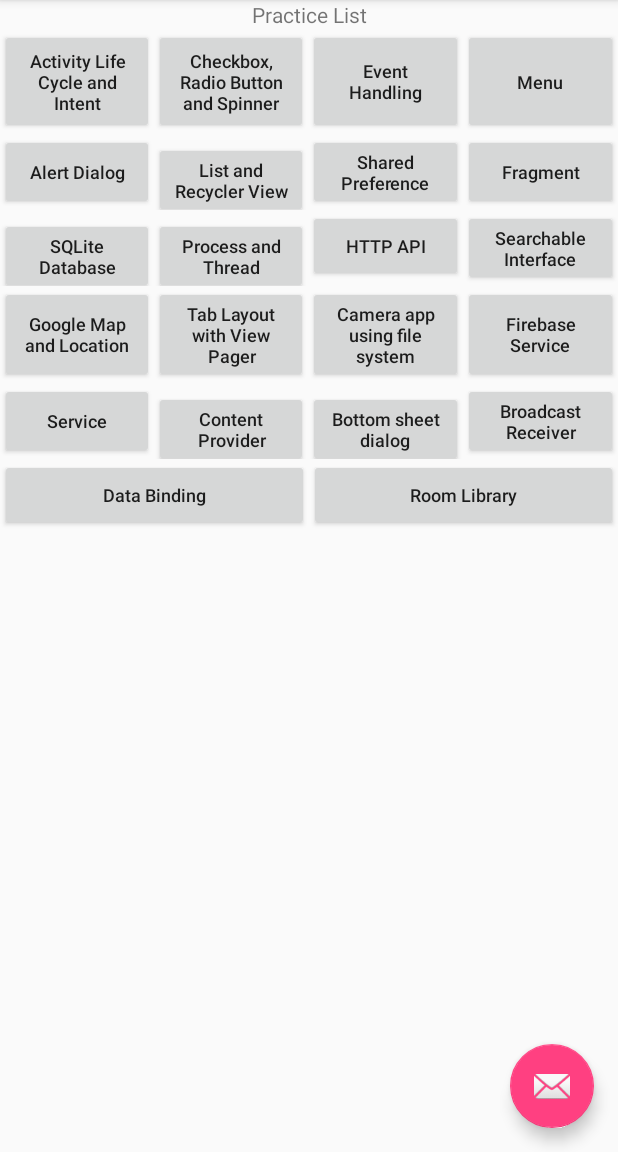
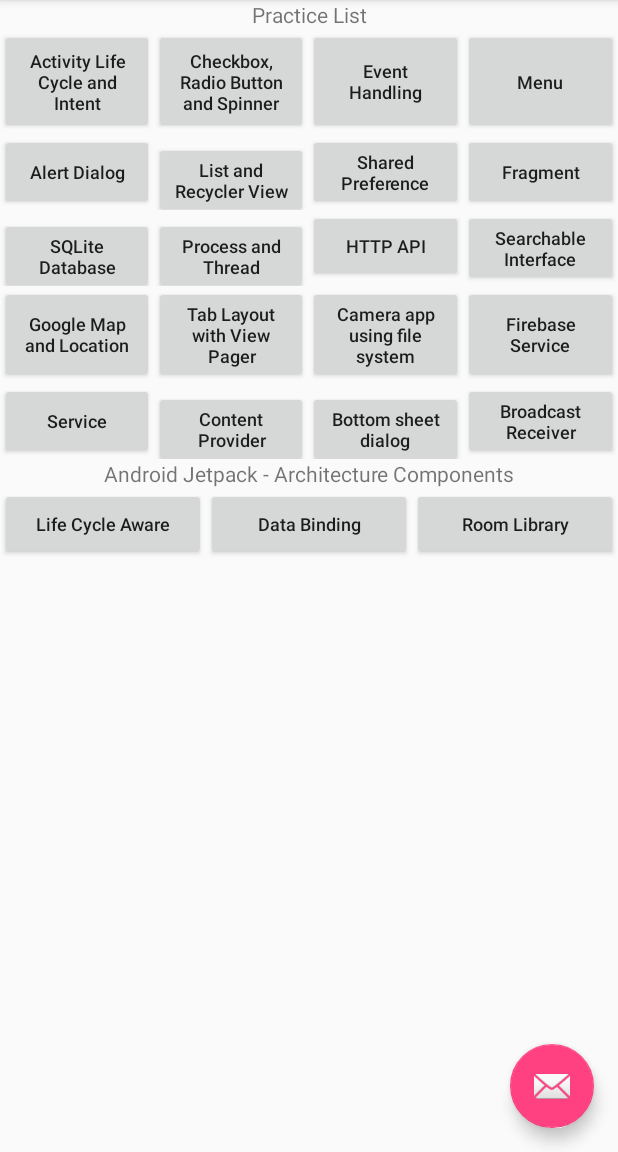
Before and after one commit to almasud/Android-Fundamentals, an Android app: the screen it shows after launch (MainActivity), on a phone screen of 412 x 824 dp, the part 84-1236 px from its top. Run offline under Robolectric (Android 15) with nearby library versions, the phone set to English and light mode, and no system bars; our stand-ins replace Firebase (no records; nobody signed in at launch, a user with empty details on screens opened directly).

Commit message:
Life cycle aware components of android architecture components.

```diff
--- a/app/src/main/AndroidManifest.xml
+++ b/app/src/main/AndroidManifest.xml
@@ -20,7 +20,8 @@
         android:roundIcon="@mipmap/ic_launcher_round"
         android:supportsRtl="true"
         android:theme="@style/AppTheme">
-        <activity android:name=".room_library.RoomLibraryActivity"></activity>
+        <activity android:name=".life_cycle_aware.LifeCycleAwareActivity"></activity>
+        <activity android:name=".room_library.RoomLibraryActivity" />
         <activity android:name=".data_binding.DataBindingActivity" />
 
         <receiver
@@ -106,7 +107,7 @@
             android:authorities="com.example.almasud.fundamental.searchable_interface.RecentSearch" />
 
         <activity android:name=".http_api.RetrofitPostActivity" />
-        <activity android:name=".navigation.TabLayoutViewPagerActivity" />
+        <activity android:name=".tab_layout_view_pager.TabLayoutViewPagerActivity" />
         <activity android:name=".map_location.CurrentLocationActivity" />
         <activity android:name=".http_api.RetrofitDynamicURLActivity" />
         <activity android:name=".http_api.FlowerViewActivity" />
--- a/app/src/main/java/com/example/almasud/fundamental/navigation/CurrentFragment.java
+++ b/app/src/main/java/com/example/almasud/fundamental/tab_layout_view_pager/CurrentFragment.java
@@ -1,4 +1,4 @@
-package com.example.almasud.fundamental.navigation;
+package com.example.almasud.fundamental.tab_layout_view_pager;
 
 
 import android.location.Address;
--- a/app/src/main/java/com/example/almasud/fundamental/navigation/CurrentWeatherResponse.java
+++ b/app/src/main/java/com/example/almasud/fundamental/tab_layout_view_pager/CurrentWeatherResponse.java
@@ -1,4 +1,4 @@
-package com.example.almasud.fundamental.navigation;
+package com.example.almasud.fundamental.tab_layout_view_pager;
 
 import com.google.gson.annotations.Expose;
 import com.google.gson.annotations.SerializedName;
--- a/app/src/main/java/com/example/almasud/fundamental/navigation/ForecastFragment.java
+++ b/app/src/main/java/com/example/almasud/fundamental/tab_layout_view_pager/ForecastFragment.java
@@ -1,4 +1,4 @@
-package com.example.almasud.fundamental.navigation;
+package com.example.almasud.fundamental.tab_layout_view_pager;
 
 
 import android.os.Bundle;
--- a/app/src/main/java/com/example/almasud/fundamental/navigation/TabLayoutViewPagerActivity.java
+++ b/app/src/main/java/com/example/almasud/fundamental/tab_layout_view_pager/TabLayoutViewPagerActivity.java
@@ -1,4 +1,4 @@
-package com.example.almasud.fundamental.navigation;
+package com.example.almasud.fundamental.tab_layout_view_pager;
 
 import android.Manifest;
 import android.content.DialogInterface;
--- a/app/src/main/java/com/example/almasud/fundamental/navigation/WeatherForecastResponse.java
+++ b/app/src/main/java/com/example/almasud/fundamental/tab_layout_view_pager/WeatherForecastResponse.java
@@ -1,4 +1,4 @@
-package com.example.almasud.fundamental.navigation;
+package com.example.almasud.fundamental.tab_layout_view_pager;
 
 import com.google.gson.annotations.Expose;
 import com.google.gson.annotations.SerializedName;
--- a/app/src/main/java/com/example/almasud/fundamental/navigation/WeatherService.java
+++ b/app/src/main/java/com/example/almasud/fundamental/tab_layout_view_pager/WeatherService.java
@@ -1,4 +1,4 @@
-package com.example.almasud.fundamental.navigation;
+package com.example.almasud.fundamental.tab_layout_view_pager;
 
 import retrofit2.Call;
 import retrofit2.http.GET;
--- a/app/src/main/res/layout/activity_data_binding.xml
+++ b/app/src/main/res/layout/activity_data_binding.xml
@@ -12,6 +12,10 @@
             name="msg"
             type="com.example.almasud.fundamental.data_binding.Message" />
     </data>
+
+    <ScrollView
+        android:layout_width="match_parent"
+        android:layout_height="match_parent">
 
         <androidx.constraintlayout.widget.ConstraintLayout
             android:layout_width="match_parent"
@@ -112,4 +116,6 @@
 
         </androidx.constraintlayout.widget.ConstraintLayout>
 
+    </ScrollView>
+
 </layout>
--- a/app/src/main/res/layout/activity_room_library.xml
+++ b/app/src/main/res/layout/activity_room_library.xml
@@ -75,6 +75,6 @@
             app:layout_constraintStart_toStartOf="parent"
             app:layout_constraintTop_toBottomOf="@+id/buttonRoomSSave" />
 
+    </androidx.constraintlayout.widget.ConstraintLayout>
 
-    </androidx.constraintlayout.widget.ConstraintLayout>
 </layout>
--- a/app/src/main/res/layout/activity_tab_layout_view_pager.xml
+++ b/app/src/main/res/layout/activity_tab_layout_view_pager.xml
@@ -4,7 +4,7 @@
     xmlns:tools="http://schemas.android.com/tools"
     android:layout_width="match_parent"
     android:layout_height="match_parent"
-    tools:context=".navigation.TabLayoutViewPagerActivity"
+    tools:context=".tab_layout_view_pager.TabLayoutViewPagerActivity"
     android:fitsSystemWindows="true">
 
     <com.google.android.material.appbar.AppBarLayout
--- a/app/src/main/res/layout/content_main.xml
+++ b/app/src/main/res/layout/content_main.xml
@@ -2,14 +2,19 @@
 <!--
   * We can change our content from here.
 -->
-<LinearLayout xmlns:android="http://schemas.android.com/apk/res/android"
+
+<ScrollView xmlns:android="http://schemas.android.com/apk/res/android"
     xmlns:app="http://schemas.android.com/apk/res-auto"
     xmlns:tools="http://schemas.android.com/tools"
     android:layout_width="match_parent"
     android:layout_height="match_parent"
     app:layout_behavior="@string/appbar_scrolling_view_behavior"
     tools:context=".MainActivity"
-    tools:showIn="@layout/activity_main"
+    tools:showIn="@layout/activity_main">
+
+    <LinearLayout
+        android:layout_height="match_parent"
+        android:layout_width="match_parent"
         android:orientation="vertical">
 
         <LinearLayout
@@ -242,6 +247,27 @@
             android:layout_height="wrap_content"
             android:orientation="horizontal">
 
+            <TextView
+                android:layout_width="match_parent"
+                android:layout_height="wrap_content"
+                android:text="Android Jetpack - Architecture Components"
+                android:textAlignment="center" />
+        </LinearLayout>
+
+        <LinearLayout
+            android:layout_width="match_parent"
+            android:layout_height="wrap_content"
+            android:orientation="horizontal">
+
+            <Button
+                android:layout_width="0dp"
+                android:layout_height="match_parent"
+                android:layout_weight="1"
+                android:text="Life Cycle Aware"
+                android:textAllCaps="false"
+                android:textSize="12sp"
+                android:onClick="activityLifeCycleAware"/>
+
             <Button
                 android:layout_width="0dp"
                 android:layout_height="match_parent"
@@ -263,3 +289,5 @@
         </LinearLayout>
 
     </LinearLayout>
+
+</ScrollView>
--- a/app/src/main/res/layout/fragment_current.xml
+++ b/app/src/main/res/layout/fragment_current.xml
@@ -3,7 +3,7 @@
     xmlns:tools="http://schemas.android.com/tools"
     android:layout_width="match_parent"
     android:layout_height="match_parent"
-    tools:context=".navigation.CurrentFragment"
+    tools:context=".tab_layout_view_pager.CurrentFragment"
     android:background="@color/colorAccent">
 
     <LinearLayout
--- a/app/src/main/res/layout/fragment_forecast.xml
+++ b/app/src/main/res/layout/fragment_forecast.xml
@@ -3,7 +3,7 @@
     xmlns:tools="http://schemas.android.com/tools"
     android:layout_width="match_parent"
     android:layout_height="match_parent"
-    tools:context=".navigation.ForecastFragment">
+    tools:context=".tab_layout_view_pager.ForecastFragment">
 
     <!-- TODO: Update blank fragment layout -->
     <TextView
--- a/build.gradle
+++ b/build.gradle
@@ -7,7 +7,7 @@
 
     }
     dependencies {
-        classpath 'com.android.tools.build:gradle:3.5.0'
+        classpath 'com.android.tools.build:gradle:3.5.1'
         classpath 'com.google.gms:google-services:4.3.2'
 
         // NOTE: Do not place your application dependencies here; they belong
```
Also changed, not shown: app/build.gradle (+10 -5 lines), app/src/main/java/com/example/almasud/fundamental/MainActivity.java (+9 -4 lines), app/src/main/java/com/example/almasud/fundamental/life_cycle_aware/LifeCycleAwareActivity.java (added, +59 -0 lines), app/src/main/java/com/example/almasud/fundamental/life_cycle_aware/LifeCycleAwareObserver.java (added, +59 -0 lines), app/src/main/res/layout/activity_life_cycle_aware.xml (added, +20 -0 lines). Lines whose indentation alone changed are shown as unchanged.
